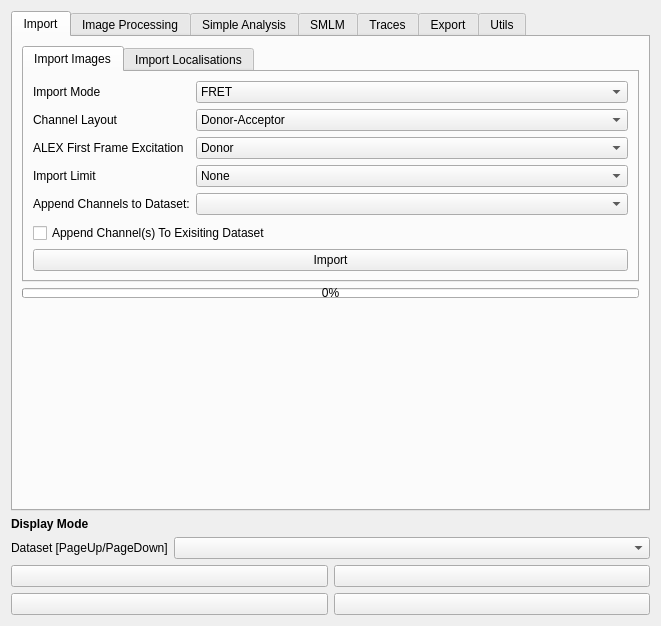
Before: the Qt Designer form src/napari_pixseq/GUI/pixseq_ui.ui in piedrro/napari-molseeq, drawn with Qt 5.
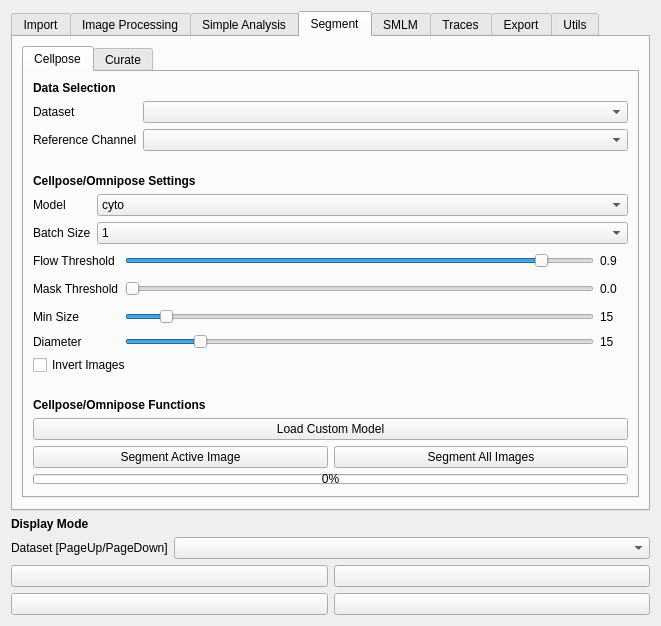
After: the same form once the commit is applied. The open tabs and pages were chosen to show the change.

Commit message: added cellpose segmentation

Diff of the .ui file:
```diff
--- a/src/napari_pixseq/GUI/pixseq_ui.ui
+++ b/src/napari_pixseq/GUI/pixseq_ui.ui
@@ -1030,6 +1030,538 @@
        </item>
       </layout>
      </widget>
+     <widget class="QWidget" name="tab_25">
+      <attribute name="title">
+       <string>Segment</string>
+      </attribute>
+      <layout class="QVBoxLayout" name="verticalLayout_27">
+       <item>
+        <widget class="QTabWidget" name="tabWidget_7">
+         <property name="currentIndex">
+          <number>0</number>
+         </property>
+         <widget class="QWidget" name="tab_24">
+          <attribute name="title">
+           <string>Cellpose</string>
+          </attribute>
+          <layout class="QVBoxLayout" name="verticalLayout_28">
+           <item>
+            <widget class="QLabel" name="label_97">
+             <property name="font">
+              <font>
+               <weight>75</weight>
+               <bold>true</bold>
+              </font>
+             </property>
+             <property name="text">
+              <string>Data Selection</string>
+             </property>
+            </widget>
+           </item>
+           <item>
+            <layout class="QFormLayout" name="formLayout_28">
+             <item row="0" column="0">
+              <widget class="QLabel" name="label_101">
+               <property name="text">
+                <string>Dataset</string>
+               </property>
+              </widget>
+             </item>
+             <item row="0" column="1">
+              <widget class="QComboBox" name="cellpose_dataset"/>
+             </item>
+             <item row="1" column="0">
+              <widget class="QLabel" name="label_105">
+               <property name="text">
+                <string>Reference Channel</string>
+               </property>
+              </widget>
+             </item>
+             <item row="1" column="1">
+              <widget class="QComboBox" name="cellpose_channel"/>
+             </item>
+            </layout>
+           </item>
+           <item>
+            <spacer name="verticalSpacer_24">
+             <property name="orientation">
+              <enum>Qt::Vertical</enum>
+             </property>
+             <property name="sizeType">
+              <enum>QSizePolicy::Minimum</enum>
+             </property>
+             <property name="sizeHint" stdset="0">
+              <size>
+               <width>592</width>
+               <height>17</height>
+              </size>
+             </property>
+            </spacer>
+           </item>
+           <item>
+            <widget class="QLabel" name="label_102">
+             <property name="font">
+              <font>
+               <weight>75</weight>
+               <bold>true</bold>
+              </font>
+             </property>
+             <property name="text">
+              <string>Cellpose/Omnipose Settings</string>
+             </property>
+            </widget>
+           </item>
+           <item>
+            <layout class="QFormLayout" name="formLayout_27">
+             <item row="0" column="0">
+              <widget class="QLabel" name="label_104">
+               <property name="text">
+                <string>Model</string>
+               </property>
+              </widget>
+             </item>
+             <item row="0" column="1">
+              <widget class="QComboBox" name="cellpose_model">
+               <item>
+                <property name="text">
+                 <string>cyto</string>
+                </property>
+               </item>
+               <item>
+                <property name="text">
+                 <string>nuclei</string>
+                </property>
+               </item>
+               <item>
+                <property name="text">
+                 <string>tissuenet</string>
+                </property>
+               </item>
+               <item>
+                <property name="text">
+                 <string>livecell</string>
+                </property>
+               </item>
+               <item>
+                <property name="text">
+                 <string>cyto2</string>
+                </property>
+               </item>
+               <item>
+                <property name="text">
+                 <string>general</string>
+                </property>
+               </item>
+               <item>
+                <property name="text">
+                 <string>bact_phase_omni</string>
+                </property>
+               </item>
+               <item>
+                <property name="text">
+                 <string>bact_fluor_omni</string>
+                </property>
+               </item>
+               <item>
+                <property name="text">
+                 <string>worm_omni</string>
+                </property>
+               </item>
+               <item>
+                <property name="text">
+                 <string>worm_bact_omni</string>
+                </property>
+               </item>
+               <item>
+                <property name="text">
+                 <string>worm_high_res_omni</string>
+                </property>
+               </item>
+               <item>
+                <property name="text">
+                 <string>cyto2_omni</string>
+                </property>
+               </item>
+               <item>
+                <property name="text">
+                 <string>plant_omni</string>
+                </property>
+               </item>
+               <item>
+                <property name="text">
+                 <string>custom</string>
+                </property>
+               </item>
+              </widget>
+             </item>
+             <item row="1" column="0">
+              <widget class="QLabel" name="label_123">
+               <property name="text">
+                <string>Batch Size</string>
+               </property>
+              </widget>
+             </item>
+             <item row="1" column="1">
+              <widget class="QComboBox" name="cellpose_batchsize">
+               <item>
+                <property name="text">
+                 <string>1</string>
+                </property>
+               </item>
+               <item>
+                <property name="text">
+                 <string>5</string>
+                </property>
+               </item>
+               <item>
+                <property name="text">
+                 <string>10</string>
+                </property>
+               </item>
+               <item>
+                <property name="text">
+                 <string>20</string>
+                </property>
+               </item>
+               <item>
+                <property name="text">
+                 <string>30</string>
+                </property>
+               </item>
+               <item>
+                <property name="text">
+                 <string>40</string>
+                </property>
+               </item>
+               <item>
+                <property name="text">
+                 <string>50</string>
+                </property>
+               </item>
+               <item>
+                <property name="text">
+                 <string>60</string>
+                </property>
+               </item>
+               <item>
+                <property name="text">
+                 <string>70</string>
+                </property>
+               </item>
+               <item>
+                <property name="text">
+                 <string>80</string>
+                </property>
+               </item>
+               <item>
+                <property name="text">
+                 <string>90</string>
+                </property>
+               </item>
+               <item>
+                <property name="text">
+                 <string>100</string>
+                </property>
+               </item>
+               <item>
+                <property name="text">
+                 <string>200</string>
+                </property>
+               </item>
+               <item>
+                <property name="text">
+                 <string>500</string>
+                </property>
+               </item>
+               <item>
+                <property name="text">
+                 <string>auto</string>
+                </property>
+               </item>
+              </widget>
+             </item>
+            </layout>
+           </item>
+           <item>
+            <layout class="QGridLayout" name="gridLayout_11">
+             <item row="0" column="2" alignment="Qt::AlignLeft">
+              <widget class="QLabel" name="cellpose_flowthresh_label">
+               <property name="minimumSize">
+                <size>
+                 <width>28</width>
+                 <height>22</height>
+                </size>
+               </property>
+               <property name="text">
+                <string>0.9</string>
+               </property>
+              </widget>
+             </item>
+             <item row="0" column="1">
+              <widget class="QSlider" name="cellpose_flowthresh">
+               <property name="maximum">
+                <number>100</number>
+               </property>
+               <property name="singleStep">
+                <number>10</number>
+               </property>
+               <property name="pageStep">
+                <number>10</number>
+               </property>
+               <property name="sliderPosition">
+                <number>90</number>
+               </property>
+               <property name="orientation">
+                <enum>Qt::Horizontal</enum>
+               </property>
+              </widget>
+             </item>
+             <item row="0" column="0">
+              <widget class="QLabel" name="label_106">
+               <property name="text">
+                <string>Flow Threshold</string>
+               </property>
+              </widget>
+             </item>
+             <item row="1" column="2" alignment="Qt::AlignLeft">
+              <widget class="QLabel" name="cellpose_maskthresh_label">
+               <property name="minimumSize">
+                <size>
+                 <width>28</width>
+                 <height>22</height>
+                </size>
+               </property>
+               <property name="text">
+                <string>0.0</string>
+               </property>
+              </widget>
+             </item>
+             <item row="2" column="2" alignment="Qt::AlignLeft">
+              <widget class="QLabel" name="cellpose_minsize_label">
+               <property name="minimumSize">
+                <size>
+                 <width>24</width>
+                 <height>22</height>
+                </size>
+               </property>
+               <property name="maximumSize">
+                <size>
+                 <width>24</width>
+                 <height>16777215</height>
+                </size>
+               </property>
+               <property name="text">
+                <string>15</string>
+               </property>
+              </widget>
+             </item>
+             <item row="1" column="0">
+              <widget class="QLabel" name="label_107">
+               <property name="text">
+                <string>Mask Threshold</string>
+               </property>
+              </widget>
+             </item>
+             <item row="2" column="0">
+              <widget class="QLabel" name="label_108">
+               <property name="text">
+                <string>Min Size</string>
+               </property>
+              </widget>
+             </item>
+             <item row="2" column="1">
+              <widget class="QSlider" name="cellpose_minsize">
+               <property name="maximum">
+                <number>200</number>
+               </property>
+               <property name="singleStep">
+                <number>10</number>
+               </property>
+               <property name="value">
+                <number>15</number>
+               </property>
+               <property name="orientation">
+                <enum>Qt::Horizontal</enum>
+               </property>
+               <property name="tickPosition">
+                <enum>QSlider::NoTicks</enum>
+               </property>
+               <property name="tickInterval">
+                <number>10</number>
+               </property>
+              </widget>
+             </item>
+             <item row="1" column="1">
+              <widget class="QSlider" name="cellpose_maskthresh">
+               <property name="maximum">
+                <number>100</number>
+               </property>
+               <property name="singleStep">
+                <number>10</number>
+               </property>
+               <property name="pageStep">
+                <number>10</number>
+               </property>
+               <property name="orientation">
+                <enum>Qt::Horizontal</enum>
+               </property>
+              </widget>
+             </item>
+             <item row="3" column="1">
+              <widget class="QSlider" name="cellpose_diameter">
+               <property name="maximum">
+                <number>100</number>
+               </property>
+               <property name="singleStep">
+                <number>10</number>
+               </property>
+               <property name="value">
+                <number>15</number>
+               </property>
+               <property name="orientation">
+                <enum>Qt::Horizontal</enum>
+               </property>
+              </widget>
+             </item>
+             <item row="3" column="0">
+              <widget class="QLabel" name="label_109">
+               <property name="text">
+                <string>Diameter</string>
+               </property>
+              </widget>
+             </item>
+             <item row="3" column="2">
+              <widget class="QLabel" name="cellpose_diameter_label">
+               <property name="text">
+                <string>15</string>
+               </property>
+              </widget>
+             </item>
+            </layout>
+           </item>
+           <item>
+            <widget class="QCheckBox" name="cellpose_invert_images">
+             <property name="text">
+              <string>Invert Images</string>
+             </property>
+            </widget>
+           </item>
+           <item>
+            <spacer name="verticalSpacer_23">
+             <property name="orientation">
+              <enum>Qt::Vertical</enum>
+             </property>
+             <property name="sizeType">
+              <enum>QSizePolicy::Minimum</enum>
+             </property>
+             <property name="sizeHint" stdset="0">
+              <size>
+               <width>592</width>
+               <height>17</height>
+              </size>
+             </property>
+            </spacer>
+           </item>
+           <item>
+            <widget class="QLabel" name="label_110">
+             <property name="font">
+              <font>
+               <weight>75</weight>
+               <bold>true</bold>
+              </font>
+             </property>
+             <property name="text">
+              <string>Cellpose/Omnipose Functions</string>
+             </property>
+            </widget>
+           </item>
+           <item>
+            <widget class="QPushButton" name="cellpose_load_model">
+             <property name="text">
+              <string>Load Custom Model</string>
+             </property>
+            </widget>
+           </item>
+           <item>
+            <layout class="QGridLayout" name="gridLayout_12">
+             <item row="0" column="1">
+              <widget class="QPushButton" name="segment_all">
+               <property name="text">
+                <string>Segment All Images</string>
+               </property>
+              </widget>
+             </item>
+             <item row="0" column="0">
+              <widget class="QPushButton" name="segment_active">
+               <property name="text">
+                <string>Segment Active Image</string>
+               </property>
+              </widget>
+             </item>
+            </layout>
+           </item>
+           <item>
+            <widget class="QProgressBar" name="cellpose_progress">
+             <property name="sizePolicy">
+              <sizepolicy hsizetype="Minimum" vsizetype="Minimum">
+               <horstretch>0</horstretch>
+               <verstretch>0</verstretch>
+              </sizepolicy>
+             </property>
+             <property name="minimumSize">
+              <size>
+               <width>0</width>
+               <height>0</height>
+              </size>
+             </property>
+             <property name="maximumSize">
+              <size>
+               <width>16777215</width>
+               <height>10</height>
+              </size>
+             </property>
+             <property name="value">
+              <number>0</number>
+             </property>
+            </widget>
+           </item>
+           <item>
+            <spacer name="verticalSpacer_22">
+             <property name="orientation">
+              <enum>Qt::Vertical</enum>
+             </property>
+             <property name="sizeHint" stdset="0">
+              <size>
+               <width>20</width>
+               <height>40</height>
+              </size>
+             </property>
+            </spacer>
+           </item>
+          </layout>
+         </widget>
+         <widget class="QWidget" name="tab_26">
+          <attribute name="title">
+           <string>Curate</string>
+          </attribute>
+         </widget>
+        </widget>
+       </item>
+       <item>
+        <spacer name="verticalSpacer_25">
+         <property name="orientation">
+          <enum>Qt::Vertical</enum>
+         </property>
+         <property name="sizeHint" stdset="0">
+          <size>
+           <width>20</width>
+           <height>40</height>
+          </size>
+         </property>
+        </spacer>
+       </item>
+      </layout>
+     </widget>
      <widget class="QWidget" name="tab_2">
       <attribute name="title">
        <string>SMLM</string>
```
Left out of the diff: 4 changed lines with no effect on the pictures. The commit also changes 8 other files.
